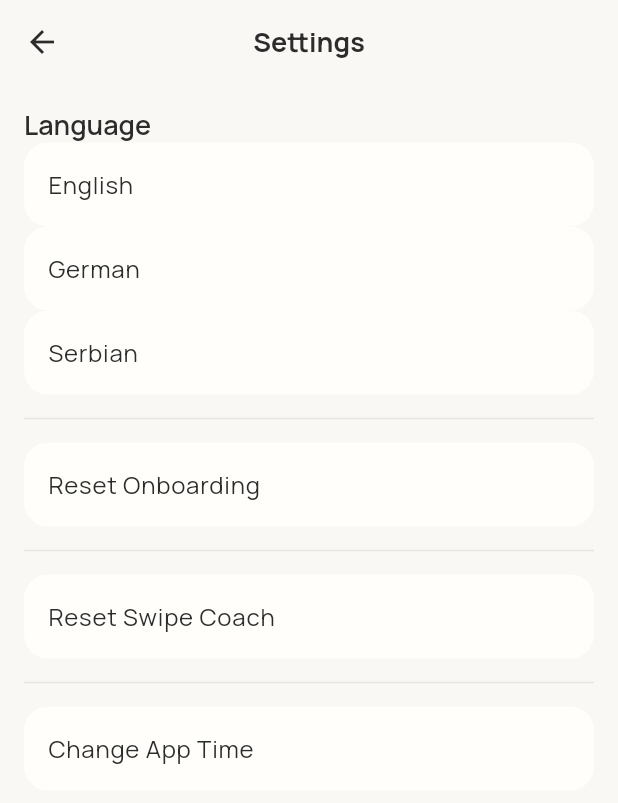
After one commit to gray141592/tona-mvp, a Flutter app: the SettingsScreen screen opened by its route, on a phone screen of 412 x 824 dp. The commit adds this screen. Shown: the top 803 px of the screen. Run offline on Flutter 3.47's test engine with Material 3 defaults, Android fonts, the light colour scheme and no system bars; our stand-ins replace file_picker, flutter_svg, google_fonts, pdf, share_plus, shared_preferences; accounts and stored records are empty; statements that could not run were skipped.

Commit message:
localization and settings

````diff
--- /dev/null
+++ b/l10n.yaml
@@ -0,0 +1,3 @@
+arb-dir: lib/l10n
+template-arb-file: app_en.arb
+output-localization-file: app_localizations.dart
--- /dev/null
+++ b/lib/l10n/app_de.arb
@@ -0,0 +1,12 @@
+{
+    "@@locale": "de",
+    "appTitle": "Tona",
+    "settings": "Einstellungen",
+    "language": "Sprache",
+    "english": "Englisch",
+    "german": "Deutsch",
+    "serbian": "Serbisch",
+    "resetOnboarding": "Onboarding zurücksetzen",
+    "resetSwipeCoach": "Swipe Coach zurücksetzen",
+    "changeTime": "App-Zeit ändern"
+}
--- /dev/null
+++ b/lib/l10n/app_en.arb
@@ -0,0 +1,12 @@
+{
+    "@@locale": "en",
+    "appTitle": "Tona",
+    "settings": "Settings",
+    "language": "Language",
+    "english": "English",
+    "german": "German",
+    "serbian": "Serbian",
+    "resetOnboarding": "Reset Onboarding",
+    "resetSwipeCoach": "Reset Swipe Coach",
+    "changeTime": "Change App Time"
+}
--- /dev/null
+++ b/lib/l10n/app_localizations.dart
@@ -0,0 +1,191 @@
+import 'dart:async';
+
+import 'package:flutter/foundation.dart';
+import 'package:flutter/widgets.dart';
+import 'package:flutter_localizations/flutter_localizations.dart';
+import 'package:intl/intl.dart' as intl;
+
+import 'app_localizations_de.dart';
+import 'app_localizations_en.dart';
+import 'app_localizations_sr.dart';
+
+// ignore_for_file: type=lint
+
+/// Callers can lookup localized strings with an instance of AppLocalizations
+/// returned by `AppLocalizations.of(context)`.
+///
+/// Applications need to include `AppLocalizations.delegate()` in their app's
+/// `localizationDelegates` list, and the locales they support in the app's
+/// `supportedLocales` list. For example:
+///
+/// ```dart
+/// import 'l10n/app_localizations.dart';
+///
+/// return MaterialApp(
+///   localizationsDelegates: AppLocalizations.localizationsDelegates,
+///   supportedLocales: AppLocalizations.supportedLocales,
+///   home: MyApplicationHome(),
+/// );
+/// ```
+///
+/// ## Update pubspec.yaml
+///
+/// Please make sure to update your pubspec.yaml to include the following
+/// packages:
+///
+/// ```yaml
+/// dependencies:
+///   # Internationalization support.
+///   flutter_localizations:
+///     sdk: flutter
+///   intl: any # Use the pinned version from flutter_localizations
+///
+///   # Rest of dependencies
+/// ```
+///
+/// ## iOS Applications
+///
+/// iOS applications define key application metadata, including supported
+/// locales, in an Info.plist file that is built into the application bundle.
+/// To configure the locales supported by your app, you’ll need to edit this
+/// file.
+///
+/// First, open your project’s ios/Runner.xcworkspace Xcode workspace file.
+/// Then, in the Project Navigator, open the Info.plist file under the Runner
+/// project’s Runner folder.
+///
+/// Next, select the Information Property List item, select Add Item from the
+/// Editor menu, then select Localizations from the pop-up menu.
+///
+/// Select and expand the newly-created Localizations item then, for each
+/// locale your application supports, add a new item and select the locale
+/// you wish to add from the pop-up menu in the Value field. This list should
+/// be consistent with the languages listed in the AppLocalizations.supportedLocales
+/// property.
+abstract class AppLocalizations {
+  AppLocalizations(String locale)
+      : localeName = intl.Intl.canonicalizedLocale(locale.toString());
+
+  final String localeName;
+
+  static AppLocalizations? of(BuildContext context) {
+    return Localizations.of<AppLocalizations>(context, AppLocalizations);
+  }
+
+  static const LocalizationsDelegate<AppLocalizations> delegate =
+      _AppLocalizationsDelegate();
+
+  /// A list of this localizations delegate along with the default localizations
+  /// delegates.
+  ///
+  /// Returns a list of localizations delegates containing this delegate along with
+  /// GlobalMaterialLocalizations.delegate, GlobalCupertinoLocalizations.delegate,
+  /// and GlobalWidgetsLocalizations.delegate.
+  ///
+  /// Additional delegates can be added by appending to this list in
+  /// MaterialApp. This list does not have to be used at all if a custom list
+  /// of delegates is preferred or required.
+  static const List<LocalizationsDelegate<dynamic>> localizationsDelegates =
+      <LocalizationsDelegate<dynamic>>[
+    delegate,
+    GlobalMaterialLocalizations.delegate,
+    GlobalCupertinoLocalizations.delegate,
+    GlobalWidgetsLocalizations.delegate,
+  ];
+
+  /// A list of this localizations delegate's supported locales.
+  static const List<Locale> supportedLocales = <Locale>[
+    Locale('de'),
+    Locale('en'),
+    Locale('sr')
+  ];
+
+  /// No description provided for @appTitle.
+  ///
+  /// In en, this message translates to:
+  /// **'Tona'**
+  String get appTitle;
+
+  /// No description provided for @settings.
+  ///
+  /// In en, this message translates to:
+  /// **'Settings'**
+  String get settings;
+
+  /// No description provided for @language.
+  ///
+  /// In en, this message translates to:
+  /// **'Language'**
+  String get language;
+
+  /// No description provided for @english.
+  ///
+  /// In en, this message translates to:
+  /// **'English'**
+  String get english;
+
+  /// No description provided for @german.
+  ///
+  /// In en, this message translates to:
+  /// **'German'**
+  String get german;
+
+  /// No description provided for @serbian.
+  ///
+  /// In en, this message translates to:
+  /// **'Serbian'**
+  String get serbian;
+
+  /// No description provided for @resetOnboarding.
+  ///
+  /// In en, this message translates to:
+  /// **'Reset Onboarding'**
+  String get resetOnboarding;
+
+  /// No description provided for @resetSwipeCoach.
+  ///
+  /// In en, this message translates to:
+  /// **'Reset Swipe Coach'**
+  String get resetSwipeCoach;
+
+  /// No description provided for @changeTime.
+  ///
+  /// In en, this message translates to:
+  /// **'Change App Time'**
+  String get changeTime;
+}
+
+class _AppLocalizationsDelegate
+    extends LocalizationsDelegate<AppLocalizations> {
+  const _AppLocalizationsDelegate();
+
+  @override
+  Future<AppLocalizations> load(Locale locale) {
+    return SynchronousFuture<AppLocalizations>(lookupAppLocalizations(locale));
+  }
+
+  @override
+  bool isSupported(Locale locale) =>
+      <String>['de', 'en', 'sr'].contains(locale.languageCode);
+
+  @override
+  bool shouldReload(_AppLocalizationsDelegate old) => false;
+}
+
+AppLocalizations lookupAppLocalizations(Locale locale) {
+  // Lookup logic when only language code is specified.
+  switch (locale.languageCode) {
+    case 'de':
+      return AppLocalizationsDe();
+    case 'en':
+      return AppLocalizationsEn();
+    case 'sr':
+      return AppLocalizationsSr();
+  }
+
+  throw FlutterError(
+      'AppLocalizations.delegate failed to load unsupported locale "$locale". This is likely '
+      'an issue with the localizations generation tool. Please file an issue '
+      'on GitHub with a reproducible sample app and the gen-l10n configuration '
+      'that was used.');
+}
--- /dev/null
+++ b/lib/l10n/app_localizations_de.dart
@@ -0,0 +1,37 @@
+// ignore: unused_import
+import 'package:intl/intl.dart' as intl;
+import 'app_localizations.dart';
+
+// ignore_for_file: type=lint
+
+/// The translations for German (`de`).
+class AppLocalizationsDe extends AppLocalizations {
+  AppLocalizationsDe([String locale = 'de']) : super(locale);
+
+  @override
+  String get appTitle => 'Tona';
+
+  @override
+  String get settings => 'Einstellungen';
+
+  @override
+  String get language => 'Sprache';
+
+  @override
+  String get english => 'Englisch';
+
+  @override
+  String get german => 'Deutsch';
+
+  @override
+  String get serbian => 'Serbisch';
+
+  @override
+  String get resetOnboarding => 'Onboarding zurücksetzen';
+
+  @override
+  String get resetSwipeCoach => 'Swipe Coach zurücksetzen';
+
+  @override
+  String get changeTime => 'App-Zeit ändern';
+}
--- /dev/null
+++ b/lib/l10n/app_localizations_en.dart
@@ -0,0 +1,37 @@
+// ignore: unused_import
+import 'package:intl/intl.dart' as intl;
+import 'app_localizations.dart';
+
+// ignore_for_file: type=lint
+
+/// The translations for English (`en`).
+class AppLocalizationsEn extends AppLocalizations {
+  AppLocalizationsEn([String locale = 'en']) : super(locale);
+
+  @override
+  String get appTitle => 'Tona';
+
+  @override
+  String get settings => 'Settings';
+
+  @override
+  String get language => 'Language';
+
+  @override
+  String get english => 'English';
+
+  @override
+  String get german => 'German';
+
+  @override
+  String get serbian => 'Serbian';
+
+  @override
+  String get resetOnboarding => 'Reset Onboarding';
+
+  @override
+  String get resetSwipeCoach => 'Reset Swipe Coach';
+
+  @override
+  String get changeTime => 'Change App Time';
+}
--- /dev/null
+++ b/lib/l10n/app_localizations_sr.dart
@@ -0,0 +1,37 @@
+// ignore: unused_import
+import 'package:intl/intl.dart' as intl;
+import 'app_localizations.dart';
+
+// ignore_for_file: type=lint
+
+/// The translations for Serbian (`sr`).
+class AppLocalizationsSr extends AppLocalizations {
+  AppLocalizationsSr([String locale = 'sr']) : super(locale);
+
+  @override
+  String get appTitle => 'Tona';
+
+  @override
+  String get settings => 'Podešavanja';
+
+  @override
+  String get language => 'Jezik';
+
+  @override
+  String get english => 'Engleski';
+
+  @override
+  String get german => 'Nemački';
+
+  @override
+  String get serbian => 'Srpski';
+
+  @override
+  String get resetOnboarding => 'Resetuj Onboarding';
+
+  @override
+  String get resetSwipeCoach => 'Resetuj Swipe Coach';
+
+  @override
+  String get changeTime => 'Promeni vreme u aplikaciji';
+}
--- /dev/null
+++ b/lib/l10n/app_sr.arb
@@ -0,0 +1,12 @@
+{
+    "@@locale": "sr",
+    "appTitle": "Tona",
+    "settings": "Podešavanja",
+    "language": "Jezik",
+    "english": "Engleski",
+    "german": "Nemački",
+    "serbian": "Srpski",
+    "resetOnboarding": "Resetuj Onboarding",
+    "resetSwipeCoach": "Resetuj Swipe Coach",
+    "changeTime": "Promeni vreme u aplikaciji"
+}
--- a/lib/main.dart
+++ b/lib/main.dart
@@ -1,5 +1,10 @@
+
 import 'package:flutter/material.dart';
 import 'package:provider/provider.dart';
+import 'package:shared_preferences/shared_preferences.dart';
+import 'package:flutter_localizations/flutter_localizations.dart';
+import 'package:tona_mvp/l10n/app_localizations.dart';
+
 import 'core/theme/app_theme.dart';
 import 'core/utils/page_transitions.dart';
 import 'core/constants/app_constants.dart';
@@ -18,13 +23,48 @@ import 'presentation/screens/meal_plan_upload_screen.dart';
 import 'presentation/screens/meal_plan_review_screen.dart';
 import 'presentation/screens/meal_plan_processing_screen.dart';
 import 'presentation/screens/dashboard_screen.dart';
+import 'presentation/screens/settings_screen.dart';
 
 void main() {
-  runApp(const TonaApp());
+  runApp(const MyApp());
 }
 
-class TonaApp extends StatelessWidget {
-  const TonaApp({super.key});
+class MyApp extends StatefulWidget {
+  const MyApp({Key? key}) : super(key: key);
+
+  @override
+  _MyAppState createState() => _MyAppState();
+
+  static void setLocale(BuildContext context, Locale newLocale) {
+    _MyAppState? state = context.findAncestorStateOfType<_MyAppState>();
+    state?.setLocale(newLocale);
+  }
+}
+
+class _MyAppState extends State<MyApp> {
+  Locale? _locale;
+
+  @override
+  void initState() {
+    super.initState();
+    _loadLocale();
+  }
+
+  Future<void> _loadLocale() async {
+    final prefs = await SharedPreferences.getInstance();
+    final languageCode = prefs.getString('languageCode');
+    if (languageCode != null) {
+      setState(() {
+        _locale = Locale(languageCode);
+      });
+    }
+  }
+
+  void setLocale(Locale locale) {
+    setState(() {
+      _locale = locale;
+    });
+  }
 
   @override
   Widget build(BuildContext context) {
@@ -65,7 +105,23 @@ class TonaApp extends StatelessWidget {
             },
           ),
         ),
+        locale: _locale,
+        localizationsDelegates: const [
+          AppLocalizations.delegate,
+          GlobalMaterialLocalizations.delegate,
+          GlobalWidgetsLocalizations.delegate,
+          GlobalCupertinoLocalizations.delegate,
+        ],
+        supportedLocales: const [
+          Locale('en', ''),
+          Locale('de', ''),
+          Locale('sr', ''),
+        ],
         home: const OnboardingFlow(),
+        routes: {
+          '/settings': (context) => const SettingsScreen(),
+          '/splash': (context) => const SplashScreen(onComplete: MyApp.onSplashComplete),
+        },
         debugShowCheckedModeBanner: false,
       ),
     );
@@ -92,6 +148,10 @@ class _OnboardingFlowState extends State<OnboardingFlow> {
         mealPlanProvider.loadMealPlan(MockData.getMockMealPlan());
       });
     }
+  }
+
+  static void onSplashComplete() {
+    //This is a static method now and the state will be handled differently
   }
 
   void _onSplashComplete() {
--- /dev/null
+++ b/lib/presentation/screens/settings_screen.dart
@@ -0,0 +1,92 @@
+
+import 'package:flutter/material.dart';
+import 'package:provider/provider.dart';
+import 'package:shared_preferences/shared_preferences.dart';
+import 'package:tona_mvp/core/utils/time_provider.dart';
+import 'package:tona_mvp/l10n/app_localizations.dart';
+import 'package:tona_mvp/main.dart';
+
+class SettingsScreen extends StatefulWidget {
+  const SettingsScreen({Key? key}) : super(key: key);
+
+  @override
+  _SettingsScreenState createState() => _SettingsScreenState();
+}
+
+class _SettingsScreenState extends State<SettingsScreen> {
+  late SharedPreferences _prefs;
+
+  @override
+  void initState() {
+    super.initState();
+    _loadPrefs();
+  }
+
+  Future<void> _loadPrefs() async {
+    _prefs = await SharedPreferences.getInstance();
+  }
+
+  @override
+  Widget build(BuildContext context) {
+    final localizations = AppLocalizations.of(context)!;
+    return Scaffold(
+      appBar: AppBar(
+        title: Text(localizations.settings),
+      ),
+      body: Padding(
+        padding: const EdgeInsets.all(16.0),
+        child: Column(
+          crossAxisAlignment: CrossAxisAlignment.start,
+          children: [
+            Text(localizations.language, style: Theme.of(context).textTheme.headline6),
+            ListTile(
+              title: Text(localizations.english),
+              onTap: () => _changeLanguage('en'),
+            ),
+            ListTile(
+              title: Text(localizations.german),
+              onTap: () => _changeLanguage('de'),
+            ),
+            ListTile(
+              title: Text(localizations.serbian),
+              onTap: () => _changeLanguage('sr'),
+            ),
+            const Divider(),
+            ListTile(
+              title: Text(localizations.resetOnboarding),
+              onTap: () {
+                _prefs.setBool('onboardingComplete', false);
+                Navigator.of(context).pushNamedAndRemoveUntil('/splash', (route) => false);
+              },
+            ),
+            const Divider(),
+            ListTile(
+              title: Text(localizations.resetSwipeCoach),
+              onTap: () {
+                _prefs.setBool('swipeCoachDone', false);
+              },
+            ),
+            const Divider(),
+            ListTile(
+              title: Text(localizations.changeTime),
+              onTap: () async {
+                final selectedTime = await showTimePicker(
+                  context: context,
+                  initialTime: TimeOfDay.now(),
+                );
+                if (selectedTime != null) {
+                  //TODO: Implement time change logic
+                  TimeProvider.setOverride(selectedTime);
+                }
+              },
+            ),
+          ],
+        ),
+      ),
+    );
+  }
+
+  void _changeLanguage(String languageCode) {
+    MyApp.setLocale(context, Locale(languageCode));
+  }
+}
--- a/pubspec.yaml
+++ b/pubspec.yaml
@@ -9,7 +9,8 @@ environment:
 dependencies:
   flutter:
     sdk: flutter
-
+  flutter_localizations:
+    sdk: flutter
   provider: ^6.1.1
   shared_preferences: ^2.2.2
   sqflite: ^2.3.0
@@ -33,6 +34,7 @@ dev_dependencies:
   flutter_launcher_icons: ^0.14.4
 
 flutter:
+  generate: true
   uses-material-design: true
   assets:
     - assets/
````
Also changed, not shown: lib/presentation/screens/dashboard_screen.dart (+6 -1 lines), lib/presentation/widgets/dashboard/dashboard_menu_widget.dart (+14 -2 lines), pubspec.lock.
